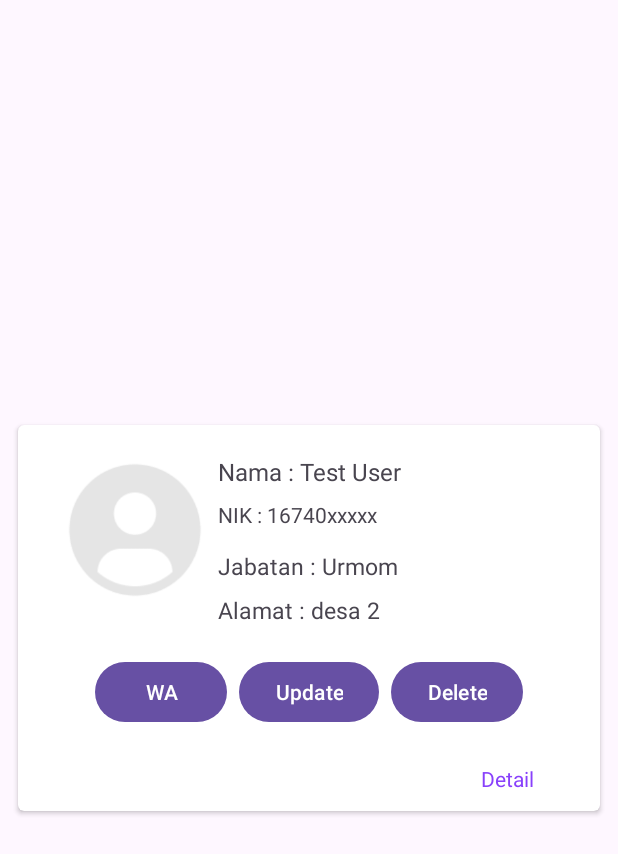
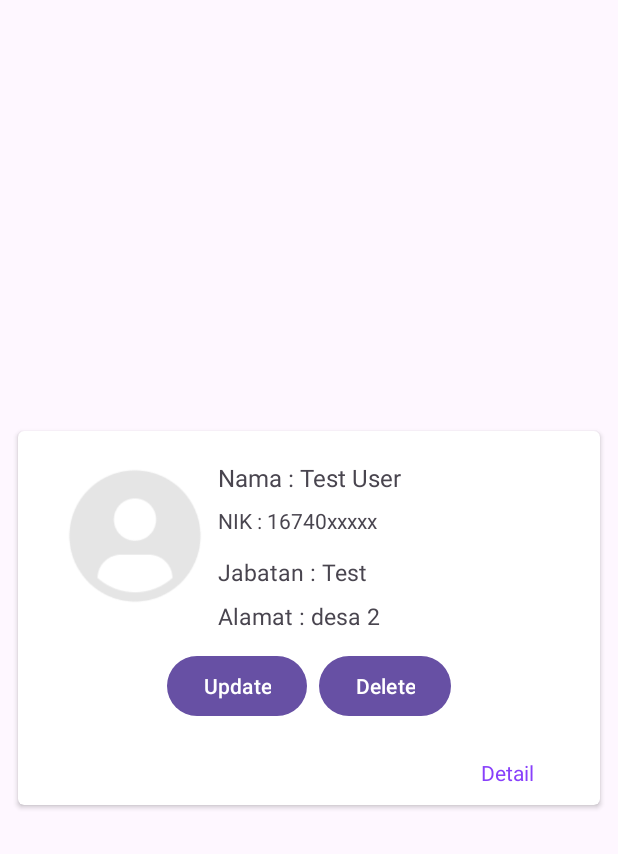
Before and after one commit to FATx64/ekohort-android, an Android app: the layout item_ibu.xml on its own in the app's theme, with its tools: preview values and no code run, on a phone screen of 412 x 824 dp. Shown: the top 854 px of the screen. Run offline under Robolectric (Android 15) with nearby library versions, the light colour scheme and no system bars.

Commit message:
delete button WA

```diff
--- a/app/src/main/res/layout/item_ibu.xml
+++ b/app/src/main/res/layout/item_ibu.xml
@@ -62,7 +62,7 @@
                 android:ellipsize="end"
                 android:maxLines="5"
                 android:textSize="15sp"
-                tools:text="Jabatan : Urmom" />
+                tools:text="Jabatan : Test" />
 
             <TextView
                 android:id="@+id/tvAdditional2"
@@ -76,36 +76,26 @@
         </LinearLayout>
 
         <Button
-            android:id="@+id/btn_wa"
-            android:layout_width="wrap_content"
-            android:layout_height="wrap_content"
-            android:layout_marginTop="20dp"
-            android:layout_marginHorizontal="4dp"
-            android:text="@string/wa"
-            app:layout_constraintHorizontal_chainStyle="packed"
-            app:layout_constraintStart_toStartOf="parent"
-            app:layout_constraintEnd_toStartOf="@id/btn_update"
-            app:layout_constraintTop_toBottomOf="@+id/data"/>
-
-        <Button
             android:id="@+id/btn_update"
             android:layout_width="wrap_content"
             android:layout_height="wrap_content"
             android:layout_marginHorizontal="4dp"
+            android:layout_marginTop="12dp"
             android:text="@string/update"
-            app:layout_constraintStart_toEndOf="@+id/btn_wa"
             app:layout_constraintEnd_toStartOf="@id/btn_delete"
-            app:layout_constraintTop_toTopOf="@+id/btn_wa" />
+            app:layout_constraintStart_toEndOf="@id/btn_delete"
+            app:layout_constraintTop_toBottomOf="@+id/data" />
 
         <Button
             android:id="@+id/btn_delete"
             android:layout_width="wrap_content"
             android:layout_height="wrap_content"
             android:layout_marginHorizontal="4dp"
+            android:layout_marginTop="12dp"
             android:text="@string/delete"
             app:layout_constraintEnd_toEndOf="parent"
             app:layout_constraintStart_toEndOf="@+id/btn_update"
-            app:layout_constraintTop_toTopOf="@+id/btn_wa" />
+            app:layout_constraintTop_toBottomOf="@+id/data" />
 
         <TextView
             android:id="@+id/btn_detail"
```
